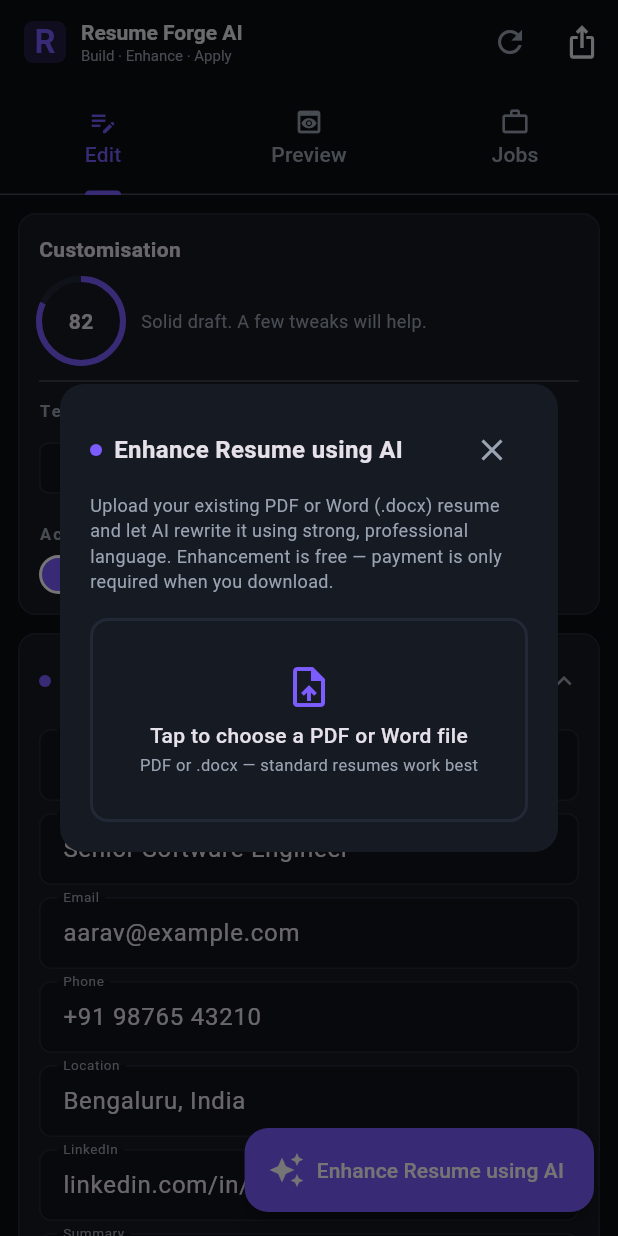
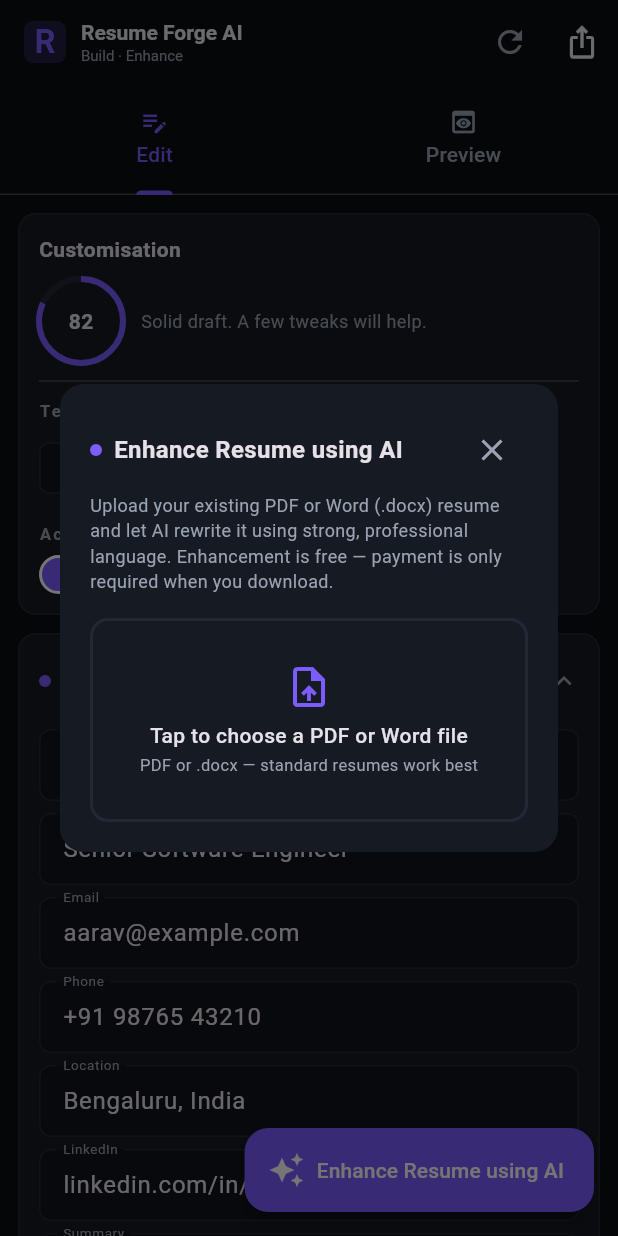
Before and after one commit to Neelam735/airesumebuilder, a Flutter app: the screen it shows after launch, after a tap on "Enhance Resume using AI", on a phone screen of 412 x 824 dp. Run offline on Flutter 3.47's test engine with Material 3 defaults, Android fonts, the phone set to English and light mode, and no system bars; our stand-ins replace file_picker, in_app_purchase, pdf, printing, shared_preferences; missing offline and left inert: syncfusion_flutter_pdf.

Commit message:
feat: remove Jobs tab; stop Enhance FAB from covering the Download bar
- Drop the Jobs tab for now: TabController length 2, remove the tab, its
  TabBarView child, and the jobs_panel import. (jobs_panel/apply_dialog files
  are left in place, just unused.)
- The Enhance FAB floated bottom-right on top of the full-width Download bar on
  the Preview tab. Hide the FAB on the Preview tab (index 1) so the Download bar
  is unobstructed; Enhance stays available on the Edit tab.

Co-Authored-By: Claude Opus 4.8 <noreply@anthropic.com>
Claude-Session: https://claude.ai/code/session_016pWyv3MFESErCertRyGpLs

```diff
--- a/mobile/lib/screens/builder_screen.dart
+++ b/mobile/lib/screens/builder_screen.dart
@@ -8,7 +8,6 @@ import '../state/resume_provider.dart';
 import '../theme.dart';
 import '../widgets/enhance_dialog.dart';
 import '../widgets/forms.dart';
-import '../widgets/jobs_panel.dart';
 import '../widgets/payment_dialog.dart';
 import '../widgets/preview_widget.dart';
 
@@ -25,11 +24,17 @@ class _BuilderScreenState extends State<BuilderScreen>
   late ResumeApi _api;
   late BillingService _billing;
   bool _exporting = false;
+  int _tab = 0;
 
   @override
   void initState() {
     super.initState();
-    _tabs = TabController(length: 3, vsync: this);
+    _tabs = TabController(length: 2, vsync: this);
+    // Track the active tab so we can hide the Enhance FAB on the Preview tab
+    // (where it would otherwise overlap the Download bar).
+    _tabs.addListener(() {
+      if (mounted && _tabs.index != _tab) setState(() => _tab = _tabs.index);
+    });
     _api = ResumeApi();
     _billing = BillingService(_api);
     // Best-effort load of the in-app product so the price renders in the
@@ -131,7 +136,7 @@ class _BuilderScreenState extends State<BuilderScreen>
             children: [
               Text('Resume Forge AI',
                   style: TextStyle(fontSize: 14, fontWeight: FontWeight.w600)),
-              Text('Build · Enhance · Apply',
+              Text('Build · Enhance',
                   style: TextStyle(fontSize: 10, color: AppColors.inkMuted)),
             ],
           ),
@@ -165,26 +170,25 @@ class _BuilderScreenState extends State<BuilderScreen>
           tabs: const [
             Tab(icon: Icon(Icons.edit_note, size: 20), text: 'Edit'),
             Tab(icon: Icon(Icons.preview, size: 20), text: 'Preview'),
-            Tab(icon: Icon(Icons.work_outline, size: 20), text: 'Jobs'),
           ],
         ),
       ),
-      floatingActionButton: FloatingActionButton.extended(
-        onPressed: _enhance,
-        icon: const Icon(Icons.auto_awesome),
-        label: const Text('Enhance Resume using AI'),
-        backgroundColor: AppColors.brand,
-        foregroundColor: Colors.white,
-      ),
+      // Hide the Enhance FAB on the Preview tab so it never covers the
+      // Download bar. Enhance stays available from the Edit tab.
+      floatingActionButton: _tab == 0
+          ? FloatingActionButton.extended(
+              onPressed: _enhance,
+              icon: const Icon(Icons.auto_awesome),
+              label: const Text('Enhance Resume using AI'),
+              backgroundColor: AppColors.brand,
+              foregroundColor: Colors.white,
+            )
+          : null,
       body: TabBarView(
         controller: _tabs,
         children: [
           _editTab(),
           _previewTab(provider),
-          SingleChildScrollView(
-            padding: const EdgeInsets.all(12),
-            child: JobsPanel(api: _api),
-          ),
         ],
       ),
     );
```
